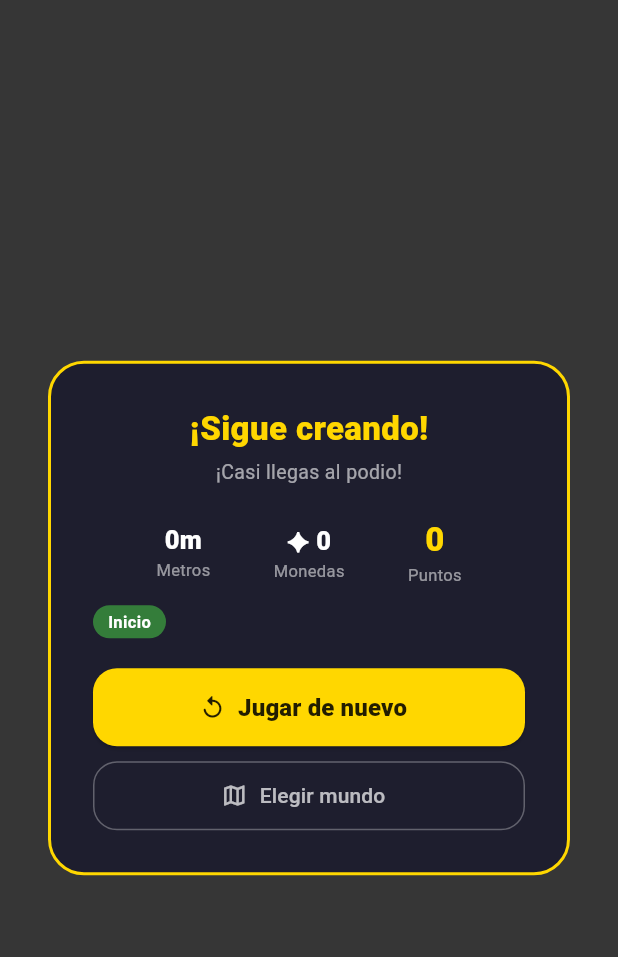
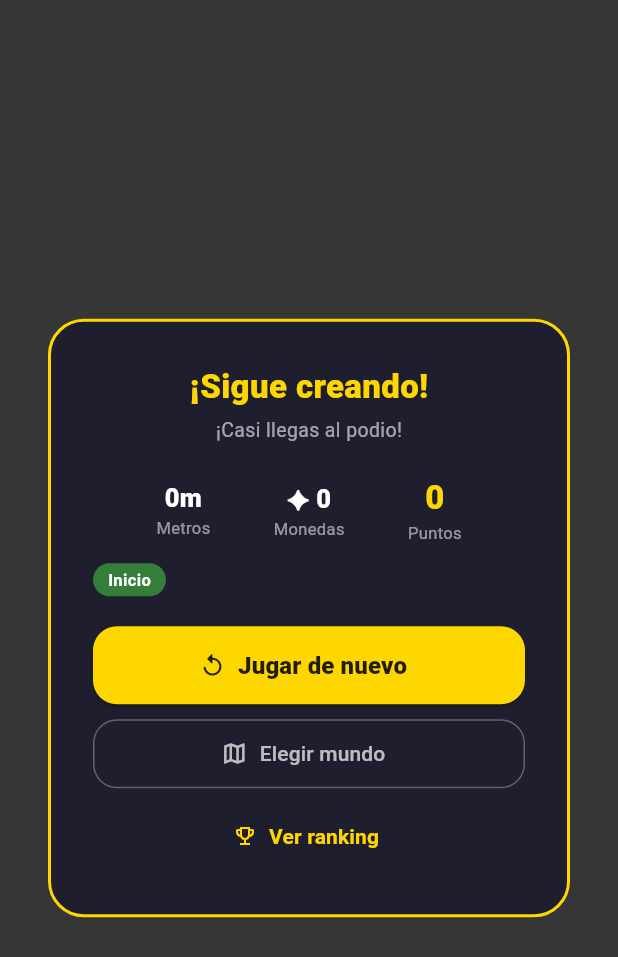
Before and after one commit to yesithv/lego-custom-character, a Flutter app: the _GameOverOverlay widget shown alone on an empty page, opened directly with empty values, on a phone screen of 412 x 824 dp. Shown: the top 957 px of the screen. Run offline on Flutter 3.47's test engine with Material 3 defaults, Android fonts, the phone set to English and light mode, and no system bars; our stand-ins replace equatable, flutter_bloc, get_it, go_router, hive, hive_flutter; missing offline and left inert: flame; accounts and stored records are empty; Roboto replaces fonts that are missing (Nunito).

Commit message:
feat(ranking): local leaderboard with clean abstraction for future Firebase migration
ScoreRepository interface is the single extension point — swap ScoreLocalRepository
for FirebaseScoreRepository in injection.dart and nothing else needs to change.

- Score entity (id, characterName, worldId, score, meters, coins, createdAt)
- ScoreRepository abstract interface with submitScore + getTopScores
- ScoreLocalRepository: Hive Box<ScoreModel>, top-10 per world, prunes to max 20
- ScoreModel + hand-written TypeAdapter (typeId 3)
- RankingBloc: LoadRanking + SubmitScoreEvent; reloads scores after submission
- RankingPage: podium for top 3 (🥇🥈🥉 with bar chart heights) + compact list for 4–10;
  empty state when no scores recorded yet
- RunnerPage: submits score on run complete (Uuid); passes worldName/worldEmoji/worldColor
  through to _GameOverOverlay; adds 'Ver ranking' TextButton in game-over overlay
- WorldSelectionPage: trophy icon on each available world card → navigates to RankingPage
- Route /ranking/:worldId added to AppRouter
- RankingBloc provided at app scope in MultiBlocProvider

Co-Authored-By: Claude Sonnet 4.6 <noreply@anthropic.com>
Claude-Session: https://claude.ai/code/session_013qrt3HmW3oP4mYhDm9W1hg

```diff
--- /dev/null
+++ b/lib/features/ranking/domain/repositories/score_repository.dart
@@ -0,0 +1,8 @@
+import '../entities/score.dart';
+
+/// Extension point: implement FirebaseScoreRepository with this same interface,
+/// then swap the binding in injection.dart — zero other changes needed.
+abstract class ScoreRepository {
+  Future<void> submitScore(Score score);
+  Future<List<Score>> getTopScores(String worldId, {int limit = 10});
+}
--- /dev/null
+++ b/lib/features/ranking/presentation/bloc/ranking_bloc.dart
@@ -0,0 +1,29 @@
+import 'package:flutter_bloc/flutter_bloc.dart';
+
+import '../../domain/repositories/score_repository.dart';
+import 'ranking_event.dart';
+import 'ranking_state.dart';
+
+class RankingBloc extends Bloc<RankingEvent, RankingState> {
+  final ScoreRepository repository;
+
+  RankingBloc({required this.repository}) : super(const RankingState()) {
+    on<LoadRanking>(_onLoad);
+    on<SubmitScoreEvent>(_onSubmit);
+  }
+
+  Future<void> _onLoad(LoadRanking event, Emitter<RankingState> emit) async {
+    emit(state.copyWith(status: RankingStatus.loading, worldId: event.worldId));
+    final scores = await repository.getTopScores(event.worldId);
+    emit(state.copyWith(status: RankingStatus.ready, scores: scores));
+  }
+
+  Future<void> _onSubmit(
+      SubmitScoreEvent event, Emitter<RankingState> emit) async {
+    await repository.submitScore(event.score);
+    if (state.worldId == event.score.worldId) {
+      final scores = await repository.getTopScores(event.score.worldId);
+      emit(state.copyWith(scores: scores));
+    }
+  }
+}
--- /dev/null
+++ b/lib/features/ranking/presentation/bloc/ranking_event.dart
@@ -0,0 +1,23 @@
+import 'package:equatable/equatable.dart';
+
+import '../../domain/entities/score.dart';
+
+sealed class RankingEvent extends Equatable {
+  const RankingEvent();
+  @override
+  List<Object?> get props => [];
+}
+
+class LoadRanking extends RankingEvent {
+  final String worldId;
+  const LoadRanking(this.worldId);
+  @override
+  List<Object?> get props => [worldId];
+}
+
+class SubmitScoreEvent extends RankingEvent {
+  final Score score;
+  const SubmitScoreEvent(this.score);
+  @override
+  List<Object?> get props => [score];
+}
--- /dev/null
+++ b/lib/features/ranking/presentation/bloc/ranking_state.dart
@@ -0,0 +1,31 @@
+import 'package:equatable/equatable.dart';
+
+import '../../domain/entities/score.dart';
+
+enum RankingStatus { initial, loading, ready }
+
+class RankingState extends Equatable {
+  final RankingStatus status;
+  final String worldId;
+  final List<Score> scores;
+
+  const RankingState({
+    this.status = RankingStatus.initial,
+    this.worldId = '',
+    this.scores = const [],
+  });
+
+  RankingState copyWith({
+    RankingStatus? status,
+    String? worldId,
+    List<Score>? scores,
+  }) =>
+      RankingState(
+        status: status ?? this.status,
+        worldId: worldId ?? this.worldId,
+        scores: scores ?? this.scores,
+      );
+
+  @override
+  List<Object?> get props => [status, worldId, scores];
+}
--- a/lib/features/runner/presentation/pages/runner_page.dart
+++ b/lib/features/runner/presentation/pages/runner_page.dart
@@ -2,6 +2,7 @@ import 'package:flame/game.dart';
 import 'package:flutter/material.dart';
 import 'package:flutter_bloc/flutter_bloc.dart';
 import 'package:go_router/go_router.dart';
+import 'package:uuid/uuid.dart';
 
 import '../../../character_editor/domain/entities/character.dart';
 import '../../../economy/presentation/bloc/wallet_bloc.dart';
@@ -13,16 +14,25 @@ import '../../../missions/presentation/bloc/mission_bloc.dart';
 import '../../../missions/presentation/bloc/mission_event.dart';
 import '../../../missions/presentation/bloc/mission_state.dart';
 import '../../../missions/presentation/widgets/mission_card.dart';
+import '../../../ranking/domain/entities/score.dart';
+import '../../../ranking/presentation/bloc/ranking_bloc.dart';
+import '../../../ranking/presentation/bloc/ranking_event.dart';
 import '../game/brix_run_game.dart';
 
 class RunnerPage extends StatefulWidget {
   final Character character;
   final String worldId;
+  final String worldName;
+  final String worldEmoji;
+  final Color worldColor;
 
   const RunnerPage({
     super.key,
     required this.character,
     required this.worldId,
+    required this.worldName,
+    required this.worldEmoji,
+    required this.worldColor,
   });
 
   @override
@@ -52,6 +62,15 @@ class _RunnerPageState extends State<RunnerPage> {
       evadedObstacles: _game.maxObstacleStreak,
       seconds: _game.elapsedSeconds.floor(),
       jumps: _game.jumpCount,
+    )));
+    context.read<RankingBloc>().add(SubmitScoreEvent(Score(
+      id: const Uuid().v4(),
+      characterName: widget.character.name,
+      worldId: widget.worldId,
+      score: _game.score,
+      meters: _game.meters,
+      coins: _game.coins,
+      createdAt: DateTime.now(),
     )));
     setState(() => _showChest = true);
   }
@@ -91,6 +110,10 @@ class _RunnerPageState extends State<RunnerPage> {
                       builder: (context, missionState) => _GameOverOverlay(
                         game: game,
                         completedMissions: missionState.justCompleted,
+                        worldId: widget.worldId,
+                        worldName: widget.worldName,
+                        worldEmoji: widget.worldEmoji,
+                        worldColor: widget.worldColor,
                         onRestart: () {
                           setState(() => _showChest = false);
                           game.restart();
@@ -279,12 +302,20 @@ class _ZoneBadge extends StatelessWidget {
 class _GameOverOverlay extends StatelessWidget {
   final BrixRunGame game;
   final List<Mission> completedMissions;
+  final String worldId;
+  final String worldName;
+  final String worldEmoji;
+  final Color worldColor;
   final VoidCallback onRestart;
   final VoidCallback onExit;
 
   const _GameOverOverlay({
     required this.game,
     required this.completedMissions,
+    required this.worldId,
+    required this.worldName,
+    required this.worldEmoji,
+    required this.worldColor,
     required this.onRestart,
     required this.onExit,
   });
@@ -389,6 +420,27 @@ class _GameOverOverlay extends StatelessWidget {
                   label: const Text('Elegir mundo'),
                 ),
               ),
+              const SizedBox(height: 8),
+              TextButton.icon(
+                onPressed: () => context.goNamed(
+                  'ranking',
+                  pathParameters: {'worldId': worldId},
+                  extra: {
+                    'worldName': worldName,
+                    'worldEmoji': worldEmoji,
+                    'worldColor': worldColor,
+                  },
+                ),
+                icon: const Icon(Icons.emoji_events_outlined,
+                    size: 16, color: Color(0xFFFFD700)),
+                label: const Text(
+                  'Ver ranking',
+                  style: TextStyle(
+                    color: Color(0xFFFFD700),
+                    fontWeight: FontWeight.w700,
+                  ),
+                ),
+              ),
             ],
           ),
         ),
--- a/lib/main.dart
+++ b/lib/main.dart
@@ -8,6 +8,7 @@ import 'features/economy/presentation/bloc/wallet_bloc.dart';
 import 'features/economy/presentation/bloc/wallet_event.dart';
 import 'features/missions/presentation/bloc/mission_bloc.dart';
 import 'features/missions/presentation/bloc/mission_event.dart';
+import 'features/ranking/presentation/bloc/ranking_bloc.dart';
 
 void main() async {
   WidgetsFlutterBinding.ensureInitialized();
@@ -24,6 +25,7 @@ class BrixRunApp extends StatelessWidget {
       providers: [
         BlocProvider(create: (_) => sl<WalletBloc>()..add(const LoadWallet())),
         BlocProvider(create: (_) => sl<MissionBloc>()..add(const LoadMissions())),
+        BlocProvider(create: (_) => sl<RankingBloc>()),
       ],
       child: MaterialApp.router(
         title: 'BrixRun',
```
Also changed, not shown: lib/core/di/injection.dart (+13 -0 lines), lib/core/router/app_router.dart (+17 -0 lines), lib/features/ranking/data/models/score_model.dart (added, +48 -0 lines), lib/features/ranking/data/repositories/score_local_repository.dart (added, +42 -0 lines), lib/features/ranking/domain/entities/score.dart (added, +24 -0 lines), lib/features/ranking/presentation/pages/ranking_page.dart (added, +304 -0 lines), lib/features/runner/presentation/pages/pre_run_page.dart (+7 -1 lines), lib/features/runner/presentation/pages/world_selection_page.dart (+33 -0 lines), lib/features/ranking/data/models/score_model.g.dart (added).
